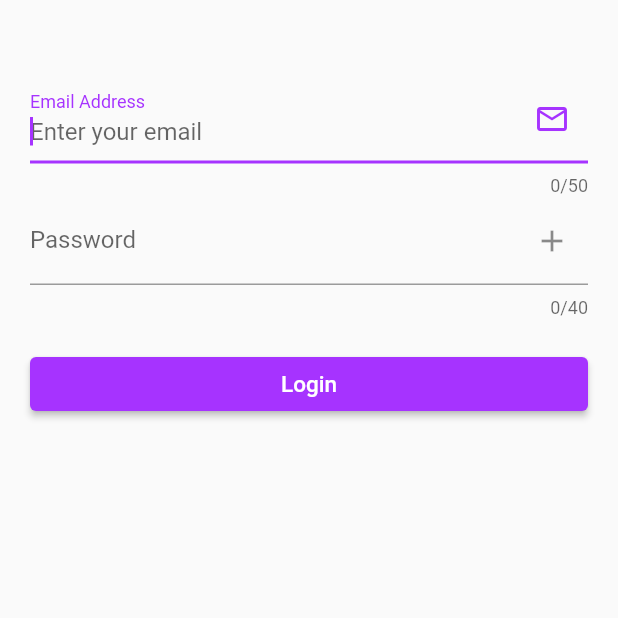
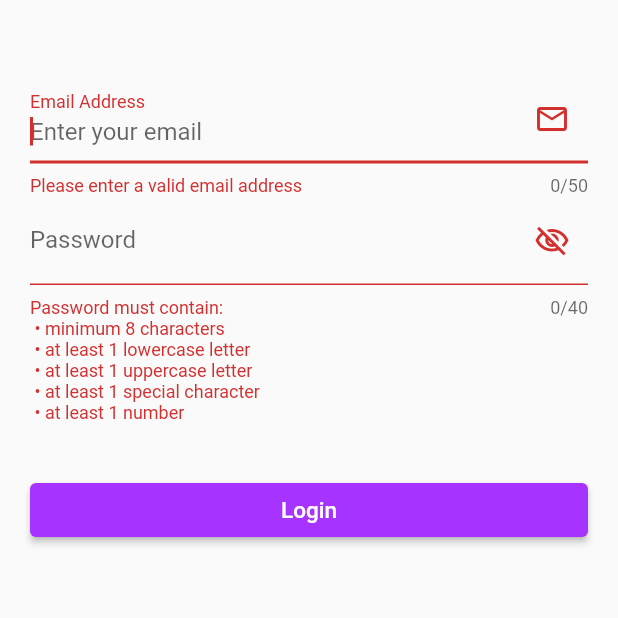
Before and after one commit to Nishith-Savla/ByePass-Password-Manager, a Flutter app: the screen it shows after launch, after a tap on "Login", on a phone screen of 412 x 824 dp, the top half of it. Run offline on Flutter 3.47's test engine with Material 2 defaults, Android fonts, the phone set to English and light mode, and no system bars; our stand-ins replace flutter_dotenv.

Commit message:
:sparkles: Add validation for login page

```diff
--- a/lib/main.dart
+++ b/lib/main.dart
@@ -20,6 +20,7 @@ void main() async {
   await dotenv.load(fileName: ".env");
 
   runApp(MaterialApp(
+    debugShowCheckedModeBanner: false,
     home: const Login(),
     theme: ThemeData(
       primarySwatch: purpleMaterialColor,
--- a/lib/pages/login.dart
+++ b/lib/pages/login.dart
@@ -1,4 +1,6 @@
 import 'package:flutter/material.dart';
+
+import '../utils.dart';
 
 class Login extends StatefulWidget {
   const Login({Key? key}) : super(key: key);
@@ -7,8 +9,50 @@ class Login extends StatefulWidget {
   _LoginState createState() => _LoginState();
 }
 
+extension Validator on String {
+  bool isValidEmail() => RegExp(emailRegex).hasMatch(this);
+
+  String? validatePassword() {
+    final _errorMessage = StringBuffer();
+
+    if (length < 8) {
+      _errorMessage.write(' • minimum 8 characters\n');
+    }
+    if (!RegExp(r'[a-z]').hasMatch(this)) {
+      _errorMessage.write(' • at least 1 lowercase letter\n');
+    }
+    if (!RegExp(r'[A-Z]').hasMatch(this)) {
+      _errorMessage.write(' • at least 1 uppercase letter\n');
+    }
+    if (!RegExp(r'[!@#\$&*~.-/:`]').hasMatch(this)) {
+      _errorMessage.write(' • at least 1 special character\n');
+    }
+    if (!RegExp(r'\d').hasMatch(this)) {
+      _errorMessage.write(' • at least 1 number\n');
+    }
+
+    return _errorMessage.toString().isNotEmpty
+        ? 'Password must contain:\n' + _errorMessage.toString()
+        : null;
+  }
+}
+
 class _LoginState extends State<Login> {
-  bool _isVisible = true;
+  final _formKey = GlobalKey<FormState>();
+  String _email = "";
+  String _password = "";
+  bool _isPasswordVisible = true;
+
+  bool _validate() {
+    if (_formKey.currentState!.validate()) {
+      _formKey.currentState!.save();
+      print(_email);
+      print(_password);
+      return true;
+    }
+    return false;
+  }
+
   @override
   Widget build(BuildContext context) {
     return Scaffold(
@@ -16,10 +60,12 @@ class _LoginState extends State<Login> {
         alignment: Alignment.center,
         padding: const EdgeInsets.symmetric(vertical: 50, horizontal: 20),
         child: Form(
+          key: _formKey,
           child: Column(
             crossAxisAlignment: CrossAxisAlignment.stretch,
             children: [
               TextFormField(
+                autovalidateMode: AutovalidateMode.onUserInteraction,
                 decoration: const InputDecoration(
                   labelText: 'Email Address',
                   hintText: 'Enter your email',
@@ -29,25 +75,34 @@ class _LoginState extends State<Login> {
                 autofocus: true,
                 autofillHints: const [AutofillHints.email],
                 maxLength: 50,
+                validator: (email) => email!.isValidEmail()
+                    ? null
+                    : "Please enter a valid email address",
+                onSaved: (email) => _email = email!,
               ),
               TextFormField(
-                obscureText: _isVisible,
+                autovalidateMode: AutovalidateMode.onUserInteraction,
+                obscureText: _isPasswordVisible,
                 decoration: InputDecoration(
                   labelText: 'Password',
                   hintText: 'Enter your password',
                   suffixIcon: IconButton(
-                      onPressed: () => setState(() => _isVisible = !_isVisible),
-                      icon: Icon(
-                          _isVisible ? Icons.add : Icons.ac_unit_outlined)),
+                      onPressed: () => setState(
+                          () => _isPasswordVisible = !_isPasswordVisible),
+                      icon: Icon(_isPasswordVisible
+                          ? Icons.visibility_off_outlined
+                          : Icons.visibility_outlined)),
                 ),
                 keyboardType: TextInputType.visiblePassword,
                 autofillHints: const [AutofillHints.password],
                 maxLength: 40,
+                validator: (password) => password!.validatePassword(),
+                onSaved: (password) => _password = password!,
               ),
               Padding(
                 padding: const EdgeInsets.symmetric(vertical: 20.0),
                 child: ElevatedButton(
-                  onPressed: () {},
+                  onPressed: () => _validate(),
                   child: const Text(
                     'Login',
                     style: TextStyle(
--- /dev/null
+++ b/lib/utils.dart
@@ -0,0 +1,2 @@
+String emailRegex =
+    r'^(([^<>()[\]\\.,;:\s@\"]+(\.[^<>()[\]\\.,;:\s@\"]+)*)|(\".+\"))@((\[[0-9]{1,3}\.[0-9]{1,3}\.[0-9]{1,3}\.[0-9]{1,3}\])|(([a-zA-Z\-0-9]+\.)+[a-zA-Z]{2,}))$';
```
